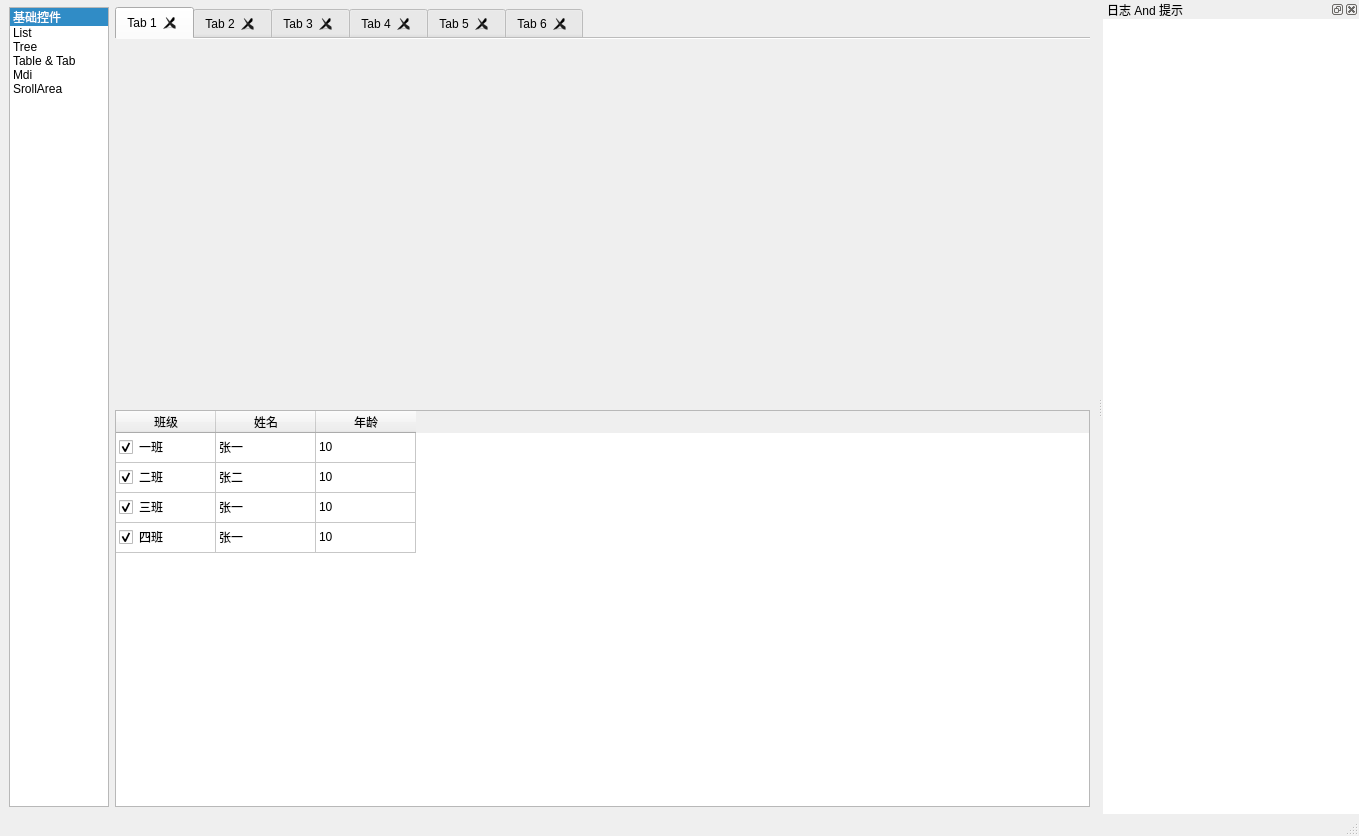
Old version of the form mainwindow.ui in the repository XHY-ChuJian/FluentUIStyle.
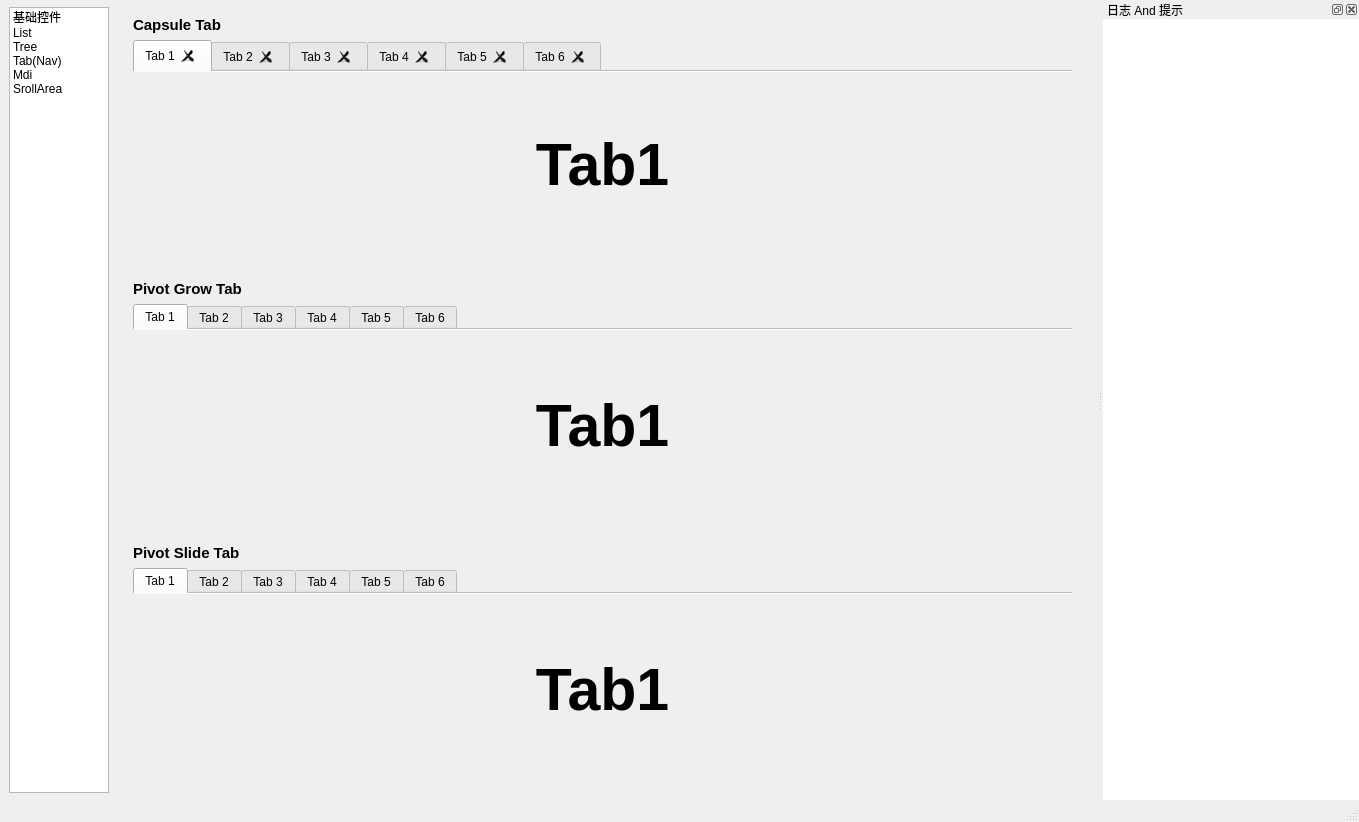
New version of the form. The open tabs and pages were chosen to show the change.

Commit message: feat: 新增TabBar两种Pivot样式（属性设置） 引入 fluentui3colors.h 用于统一颜色管理

Patch:
```diff
--- a/mainwindow.ui
+++ b/mainwindow.ui
@@ -7,7 +7,7 @@
     <x>0</x>
     <y>0</y>
     <width>1359</width>
-    <height>836</height>
+    <height>822</height>
    </rect>
   </property>
   <property name="windowTitle">
@@ -919,179 +919,602 @@
        </layout>
       </widget>
       <widget class="QWidget" name="page_4">
-       <layout class="QGridLayout" name="gridLayout_5">
-        <property name="leftMargin">
-         <number>0</number>
-        </property>
+       <layout class="QGridLayout" name="gridLayout_40">
         <property name="topMargin">
          <number>0</number>
         </property>
-        <property name="rightMargin">
-         <number>0</number>
-        </property>
         <property name="bottomMargin">
          <number>0</number>
         </property>
-        <item row="2" column="0">
-         <widget class="QTableWidget" name="tableWidget">
-          <property name="alternatingRowColors">
-           <bool>false</bool>
-          </property>
-          <property name="showGrid">
-           <bool>true</bool>
-          </property>
-          <property name="gridStyle">
-           <enum>Qt::SolidLine</enum>
-          </property>
-          <property name="sortingEnabled">
-           <bool>true</bool>
-          </property>
-          <attribute name="verticalHeaderVisible">
-           <bool>false</bool>
-          </attribute>
-          <row/>
-          <row/>
-          <row/>
-          <row/>
-          <column>
-           <property name="text">
-            <string>班级</string>
-           </property>
-          </column>
-          <column>
-           <property name="text">
-            <string>姓名</string>
-           </property>
-          </column>
-          <column>
-           <property name="text">
-            <string>年龄</string>
-           </property>
-          </column>
-          <item row="0" column="0">
-           <property name="text">
-            <string>一班</string>
-           </property>
-           <property name="checkState">
-            <enum>Checked</enum>
-           </property>
-          </item>
-          <item row="0" column="1">
-           <property name="text">
-            <string>张一</string>
-           </property>
-          </item>
-          <item row="0" column="2">
-           <property name="text">
-            <string>10</string>
-           </property>
-          </item>
-          <item row="1" column="0">
-           <property name="text">
-            <string>二班</string>
-           </property>
-           <property name="checkState">
-            <enum>Checked</enum>
-           </property>
-          </item>
-          <item row="1" column="1">
-           <property name="text">
-            <string>张二</string>
-           </property>
-          </item>
-          <item row="1" column="2">
-           <property name="text">
-            <string>10</string>
-           </property>
-          </item>
-          <item row="2" column="0">
-           <property name="text">
-            <string>三班</string>
-           </property>
-           <property name="checkState">
-            <enum>Checked</enum>
-           </property>
-          </item>
-          <item row="2" column="1">
-           <property name="text">
-            <string>张一</string>
-           </property>
-          </item>
-          <item row="2" column="2">
-           <property name="text">
-            <string>10</string>
-           </property>
-          </item>
-          <item row="3" column="0">
-           <property name="text">
-            <string>四班</string>
-           </property>
-           <property name="checkState">
-            <enum>Checked</enum>
-           </property>
-          </item>
-          <item row="3" column="1">
-           <property name="text">
-            <string>张一</string>
-           </property>
-          </item>
-          <item row="3" column="2">
-           <property name="text">
-            <string>10</string>
-           </property>
-          </item>
+        <item row="0" column="0">
+         <widget class="QWidget" name="widget_14" native="true">
+          <layout class="QGridLayout" name="gridLayout_5">
+           <item row="0" column="0">
+            <widget class="QLabel" name="label_19">
+             <property name="font">
+              <font>
+               <pointsize>11</pointsize>
+               <bold>true</bold>
+              </font>
+             </property>
+             <property name="text">
+              <string>Capsule Tab</string>
+             </property>
+            </widget>
+           </item>
+           <item row="1" column="0">
+            <widget class="QTabWidget" name="tabWidget">
+             <property name="tabShape">
+              <enum>QTabWidget::Rounded</enum>
+             </property>
+             <property name="currentIndex">
+              <number>0</number>
+             </property>
+             <property name="usesScrollButtons">
+              <bool>true</bool>
+             </property>
+             <property name="documentMode">
+              <bool>true</bool>
+             </property>
+             <property name="tabsClosable">
+              <bool>true</bool>
+             </property>
+             <property name="movable">
+              <bool>true</bool>
+             </property>
+             <widget class="QWidget" name="tab">
+              <attribute name="title">
+               <string>Tab 1</string>
+              </attribute>
+              <layout class="QGridLayout" name="gridLayout_20">
+               <item row="0" column="0">
+                <widget class="QLabel" name="label_13">
+                 <property name="font">
+                  <font>
+                   <pointsize>44</pointsize>
+                   <bold>true</bold>
+                  </font>
+                 </property>
+                 <property name="text">
+                  <string>Tab1</string>
+                 </property>
+                 <property name="alignment">
+                  <set>Qt::AlignCenter</set>
+                 </property>
+                 <property name="indent">
+                  <number>-1</number>
+                 </property>
+                </widget>
+               </item>
+              </layout>
+             </widget>
+             <widget class="QWidget" name="tab_2">
+              <attribute name="title">
+               <string>Tab 2</string>
+              </attribute>
+              <layout class="QGridLayout" name="gridLayout_21">
+               <item row="0" column="0">
+                <widget class="QLabel" name="label_14">
+                 <property name="font">
+                  <font>
+                   <pointsize>44</pointsize>
+                   <bold>true</bold>
+                  </font>
+                 </property>
+                 <property name="text">
+                  <string>Tab2</string>
+                 </property>
+                 <property name="alignment">
+                  <set>Qt::AlignCenter</set>
+                 </property>
+                 <property name="indent">
+                  <number>-1</number>
+                 </property>
+                </widget>
+               </item>
+              </layout>
+             </widget>
+             <widget class="QWidget" name="tab_3">
+              <attribute name="title">
+               <string>Tab 3</string>
+              </attribute>
+              <layout class="QGridLayout" name="gridLayout_22">
+               <item row="0" column="0">
+                <widget class="QLabel" name="label_15">
+                 <property name="font">
+                  <font>
+                   <pointsize>44</pointsize>
+                   <bold>true</bold>
+                  </font>
+                 </property>
+                 <property name="text">
+                  <string>Tab3</string>
+                 </property>
+                 <property name="alignment">
+                  <set>Qt::AlignCenter</set>
+                 </property>
+                 <property name="indent">
+                  <number>-1</number>
+                 </property>
+                </widget>
+               </item>
+              </layout>
+             </widget>
+             <widget class="QWidget" name="tab_4">
+              <attribute name="title">
+               <string>Tab 4</string>
+              </attribute>
+              <layout class="QGridLayout" name="gridLayout_23">
+               <item row="0" column="0">
+                <widget class="QLabel" name="label_16">
+                 <property name="font">
+                  <font>
+                   <pointsize>44</pointsize>
+                   <bold>true</bold>
+                  </font>
+                 </property>
+                 <property name="text">
+                  <string>Tab4</string>
+                 </property>
+                 <property name="alignment">
+                  <set>Qt::AlignCenter</set>
+                 </property>
+                 <property name="indent">
+                  <number>-1</number>
+                 </property>
+                </widget>
+               </item>
+              </layout>
+             </widget>
+             <widget class="QWidget" name="tab_5">
+              <attribute name="title">
+               <string>Tab 5</string>
+              </attribute>
+              <layout class="QGridLayout" name="gridLayout_24">
+               <item row="0" column="0">
+                <widget class="QLabel" name="label_17">
+                 <property name="font">
+                  <font>
+                   <pointsize>44</pointsize>
+                   <bold>true</bold>
+                  </font>
+                 </property>
+                 <property name="text">
+                  <string>Tab5</string>
+                 </property>
+                 <property name="alignment">
+                  <set>Qt::AlignCenter</set>
+                 </property>
+                 <property name="indent">
+                  <number>-1</number>
+                 </property>
+                </widget>
+               </item>
+              </layout>
+             </widget>
+             <widget class="QWidget" name="tab_6">
+              <attribute name="title">
+               <string>Tab 6</string>
+              </attribute>
+              <layout class="QGridLayout" name="gridLayout_25">
+               <item row="0" column="0">
+                <widget class="QLabel" name="label_18">
+                 <property name="font">
+                  <font>
+                   <pointsize>44</pointsize>
+                   <bold>true</bold>
+                  </font>
+                 </property>
+                 <property name="text">
+                  <string>Tab6</string>
+                 </property>
+                 <property name="alignment">
+                  <set>Qt::AlignCenter</set>
+                 </property>
+                 <property name="indent">
+                  <number>-1</number>
+                 </property>
+                </widget>
+               </item>
+              </layout>
+             </widget>
+            </widget>
+           </item>
+          </layout>
          </widget>
         </item>
         <item row="1" column="0">
-         <widget class="QTabWidget" name="tabWidget">
-          <property name="tabShape">
-           <enum>QTabWidget::Rounded</enum>
-          </property>
-          <property name="currentIndex">
-           <number>5</number>
-          </property>
-          <property name="usesScrollButtons">
-           <bool>true</bool>
-          </property>
-          <property name="documentMode">
-           <bool>true</bool>
-          </property>
-          <property name="tabsClosable">
-           <bool>true</bool>
-          </property>
-          <property name="movable">
-           <bool>true</bool>
-          </property>
-          <widget class="QWidget" name="tab">
-           <attribute name="title">
-            <string>Tab 1</string>
-           </attribute>
-          </widget>
-          <widget class="QWidget" name="tab_2">
-           <attribute name="title">
-            <string>Tab 2</string>
-           </attribute>
-          </widget>
-          <widget class="QWidget" name="tab_3">
-           <attribute name="title">
-            <string>Tab 3</string>
-           </attribute>
-          </widget>
-          <widget class="QWidget" name="tab_4">
-           <attribute name="title">
-            <string>Tab 4</string>
-           </attribute>
-          </widget>
-          <widget class="QWidget" name="tab_5">
-           <attribute name="title">
-            <string>Tab 5</string>
-           </attribute>
-          </widget>
-          <widget class="QWidget" name="tab_6">
-           <attribute name="title">
-            <string>Tab 6</string>
-           </attribute>
-          </widget>
+         <widget class="QWidget" name="widget_15" native="true">
+          <layout class="QGridLayout" name="gridLayout_26">
+           <item row="1" column="0">
+            <widget class="QTabWidget" name="tabGrowPivot">
+             <property name="tabShape">
+              <enum>QTabWidget::Rounded</enum>
+             </property>
+             <property name="currentIndex">
+              <number>0</number>
+             </property>
+             <property name="usesScrollButtons">
+              <bool>true</bool>
+             </property>
+             <property name="documentMode">
+              <bool>true</bool>
+             </property>
+             <property name="tabsClosable">
+              <bool>false</bool>
+             </property>
+             <property name="movable">
+              <bool>false</bool>
+             </property>
+             <widget class="QWidget" name="tab_7">
+              <attribute name="title">
+               <string>Tab 1</string>
+              </attribute>
+              <layout class="QGridLayout" name="gridLayout_27">
+               <item row="0" column="0">
+                <widget class="QLabel" name="label_21">
+                 <property name="font">
+                  <font>
+                   <pointsize>44</pointsize>
+                   <bold>true</bold>
+                  </font>
+                 </property>
+                 <property name="text">
+                  <string>Tab1</string>
+                 </property>
+                 <property name="alignment">
+                  <set>Qt::AlignCenter</set>
+                 </property>
+                 <property name="indent">
+                  <number>-1</number>
+                 </property>
+                </widget>
+               </item>
+              </layout>
+             </widget>
+             <widget class="QWidget" name="tab_8">
+              <attribute name="title">
+               <string>Tab 2</string>
+              </attribute>
+              <layout class="QGridLayout" name="gridLayout_28">
+               <item row="0" column="0">
+                <widget class="QLabel" name="label_22">
+                 <property name="font">
+                  <font>
+                   <pointsize>44</pointsize>
+                   <bold>true</bold>
+                  </font>
+                 </property>
+                 <property name="text">
+                  <string>Tab2</string>
+                 </property>
+                 <property name="alignment">
+                  <set>Qt::AlignCenter</set>
+                 </property>
+                 <property name="indent">
+                  <number>-1</number>
+                 </property>
+                </widget>
+               </item>
+              </layout>
+             </widget>
+             <widget class="QWidget" name="tab_9">
+              <attribute name="title">
+               <string>Tab 3</string>
+              </attribute>
+              <layout class="QGridLayout" name="gridLayout_29">
+               <item row="0" column="0">
+                <widget class="QLabel" name="label_23">
+                 <property name="font">
+                  <font>
+                   <pointsize>44</pointsize>
+                   <bold>true</bold>
+                  </font>
+                 </property>
+                 <property name="text">
+                  <string>Tab3</string>
+                 </property>
+                 <property name="alignment">
+                  <set>Qt::AlignCenter</set>
+                 </property>
+                 <property name="indent">
+                  <number>-1</number>
+                 </property>
+                </widget>
+               </item>
+              </layout>
+             </widget>
+             <widget class="QWidget" name="tab_10">
+              <attribute name="title">
+               <string>Tab 4</string>
+              </attribute>
+              <layout class="QGridLayout" name="gridLayout_30">
+               <item row="0" column="0">
+                <widget class="QLabel" name="label_24">
+                 <property name="font">
+                  <font>
+                   <pointsize>44</pointsize>
+                   <bold>true</bold>
+                  </font>
+                 </property>
+                 <property name="text">
+                  <string>Tab4</string>
+                 </property>
+                 <property name="alignment">
+                  <set>Qt::AlignCenter</set>
+                 </property>
+                 <property name="indent">
+                  <number>-1</number>
+                 </property>
+                </widget>
+               </item>
+              </layout>
+             </widget>
+             <widget class="QWidget" name="tab_11">
+              <attribute name="title">
+               <string>Tab 5</string>
+              </attribute>
+              <layout class="QGridLayout" name="gridLayout_31">
+               <item row="0" column="0">
+                <widget class="QLabel" name="label_25">
+                 <property name="font">
+                  <font>
+                   <pointsize>44</pointsize>
+                   <bold>true</bold>
+                  </font>
+                 </property>
+                 <property name="text">
+                  <string>Tab5</string>
+                 </property>
+                 <property name="alignment">
+                  <set>Qt::AlignCenter</set>
+                 </property>
+                 <property name="indent">
+                  <number>-1</number>
+                 </property>
+                </widget>
+               </item>
+              </layout>
+             </widget>
+             <widget class="QWidget" name="tab_12">
+              <attribute name="title">
+               <string>Tab 6</string>
+              </attribute>
+              <layout class="QGridLayout" name="gridLayout_32">
+               <item row="0" column="0">
+                <widget class="QLabel" name="label_26">
+                 <property name="font">
+                  <font>
+                   <pointsize>44</pointsize>
+                   <bold>true</bold>
+                  </font>
+                 </property>
+                 <property name="text">
+                  <string>Tab6</string>
+                 </property>
+                 <property name="alignment">
+                  <set>Qt::AlignCenter</set>
+                 </property>
+                 <property name="indent">
+                  <number>-1</number>
+                 </property>
+                </widget>
+               </item>
+              </layout>
+             </widget>
+            </widget>
+           </item>
+           <item row="0" column="0">
+            <widget class="QLabel" name="label_20">
+             <property name="font">
+              <font>
+               <pointsize>11</pointsize>
+               <bold>true</bold>
+              </font>
+             </property>
+             <property name="text">
+              <string>Pivot Grow Tab</string>
+             </property>
+            </widget>
+           </item>
+          </layout>
+         </widget>
+        </item>
+        <item row="2" column="0">
+         <widget class="QWidget" name="widget_17" native="true">
+          <layout class="QGridLayout" name="gridLayout_33">
+           <item row="0" column="0">
+            <widget class="QLabel" name="label_33">
+             <property name="font">
+              <font>
+               <pointsize>11</pointsize>
+               <bold>true</bold>
+              </font>
+             </property>
+             <property name="text">
+              <string>Pivot Slide Tab</string>
+             </property>
+            </widget>
+           </item>
+           <item row="1" column="0">
+            <widget class="QTabWidget" name="tabSlidePivot">
+             <property name="tabShape">
+              <enum>QTabWidget::Rounded</enum>
+             </property>
+             <property name="currentIndex">
+              <number>0</number>
+             </property>
+             <property name="usesScrollButtons">
+              <bool>true</bool>
+             </property>
+             <property name="documentMode">
+              <bool>true</bool>
+             </property>
+             <property name="tabsClosable">
+              <bool>false</bool>
+             </property>
+             <property name="movable">
+              <bool>false</bool>
+             </property>
+             <widget class="QWidget" name="tab_13">
+              <attribute name="title">
+               <string>Tab 1</string>
+              </attribute>
+              <layout class="QGridLayout" name="gridLayout_34">
+               <item row="0" column="0">
+                <widget class="QLabel" name="label_27">
+                 <property name="font">
+                  <font>
+                   <pointsize>44</pointsize>
+                   <bold>true</bold>
+                  </font>
+                 </property>
+                 <property name="text">
+                  <string>Tab1</string>
+                 </property>
+                 <property name="alignment">
+                  <set>Qt::AlignCenter</set>
+                 </property>
+                 <property name="indent">
+                  <number>-1</number>
+                 </property>
+                </widget>
+               </item>
+              </layout>
+             </widget>
+             <widget class="QWidget" name="tab_14">
+              <attribute name="title">
+               <string>Tab 2</string>
+              </attribute>
+              <layout class="QGridLayout" name="gridLayout_35">
+               <item row="0" column="0">
+                <widget class="QLabel" name="label_28">
+                 <property name="font">
+                  <font>
+                   <pointsize>44</pointsize>
+                   <bold>true</bold>
+                  </font>
+                 </property>
+                 <property name="text">
+                  <string>Tab2</string>
+                 </property>
+                 <property name="alignment">
+                  <set>Qt::AlignCenter</set>
+                 </property>
+                 <property name="indent">
+                  <number>-1</number>
+                 </property>
+                </widget>
+               </item>
+              </layout>
+             </widget>
+             <widget class="QWidget" name="tab_15">
+              <attribute name="title">
+               <string>Tab 3</string>
+              </attribute>
+              <layout class="QGridLayout" name="gridLayout_36">
+               <item row="0" column="0">
+                <widget class="QLabel" name="label_29">
+                 <property name="font">
+                  <font>
+                   <pointsize>44</pointsize>
+                   <bold>true</bold>
+                  </font>
+                 </property>
+                 <property name="text">
+                  <string>Tab3</string>
+                 </property>
+                 <property name="alignment">
+                  <set>Qt::AlignCenter</set>
+                 </property>
+                 <property name="indent">
+                  <number>-1</number>
+                 </property>
+                </widget>
+               </item>
+              </layout>
+             </widget>
+             <widget class="QWidget" name="tab_16">
+              <attribute name="title">
+               <string>Tab 4</string>
+              </attribute>
+              <layout class="QGridLayout" name="gridLayout_37">
+               <item row="0" column="0">
+                <widget class="QLabel" name="label_30">
+                 <property name="font">
+                  <font>
+                   <pointsize>44</pointsize>
+                   <bold>true</bold>
+                  </font>
+                 </property>
+                 <property name="text">
+                  <string>Tab4</string>
+                 </property>
+                 <property name="alignment">
+                  <set>Qt::AlignCenter</set>
+                 </property>
+                 <property name="indent">
+                  <number>-1</number>
+                 </property>
+                </widget>
+               </item>
+              </layout>
+             </widget>
+             <widget class="QWidget" name="tab_17">
+              <attribute name="title">
+               <string>Tab 5</string>
+              </attribute>
+              <layout class="QGridLayout" name="gridLayout_38">
+               <item row="0" column="0">
+                <widget class="QLabel" name="label_31">
+                 <property name="font">
+                  <font>
+                   <pointsize>44</pointsize>
+                   <bold>true</bold>
+                  </font>
+                 </property>
+                 <property name="text">
+                  <string>Tab5</string>
+                 </property>
+                 <property name="alignment">
+                  <set>Qt::AlignCenter</set>
+                 </property>
+                 <property name="indent">
+                  <number>-1</number>
+                 </property>
+                </widget>
+               </item>
+              </layout>
+             </widget>
+             <widget class="QWidget" name="tab_18">
+              <attribute name="title">
+               <string>Tab 6</string>
+              </attribute>
+              <layout class="QGridLayout" name="gridLayout_39">
+               <item row="0" column="0">
+                <widget class="QLabel" name="label_32">
+                 <property name="font">
+                  <font>
+                   <pointsize>44</pointsize>
+                   <bold>true</bold>
+                  </font>
+                 </property>
+                 <property name="text">
+                  <string>Tab6</string>
+                 </property>
+                 <property name="alignment">
+                  <set>Qt::AlignCenter</set>
+                 </property>
+                 <property name="indent">
+                  <number>-1</number>
+                 </property>
+                </widget>
+               </item>
+              </layout>
+             </widget>
+            </widget>
+           </item>
+          </layout>
          </widget>
         </item>
        </layout>
@@ -1162,7 +1585,7 @@
        </size>
       </property>
       <property name="currentRow">
-       <number>0</number>
+       <number>-1</number>
       </property>
       <item>
        <property name="text">
@@ -1181,7 +1604,7 @@
       </item>
       <item>
        <property name="text">
-        <string>Table &amp; Tab</string>
+        <string>Tab(Nav)</string>
        </property>
       </item>
       <item>
```
Left out of the diff: 29 changed lines with no effect on the pictures. The commit also changes 3 other files.
